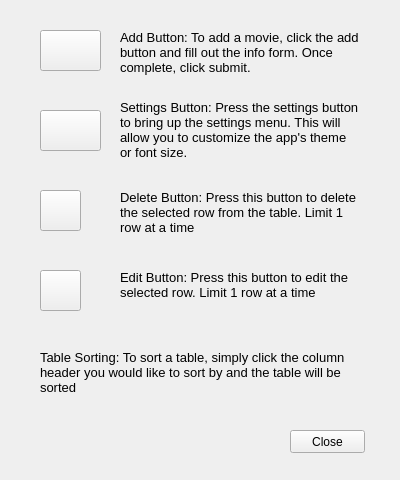
Above: UI Files/HelpWidget.ui from steinmns/Cinema-Stats before the change. Below: the same form after it.
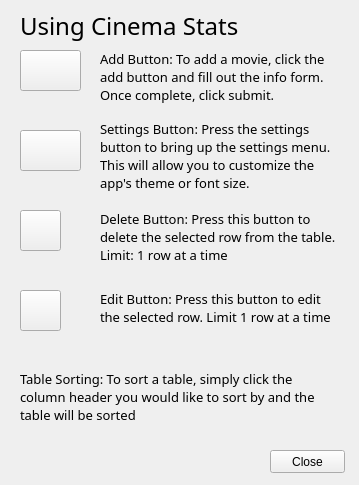
That is the form after the change.

```diff
--- a/UI Files/HelpWidget.ui
+++ b/UI Files/HelpWidget.ui
@@ -6,8 +6,8 @@
    <rect>
     <x>0</x>
     <y>0</y>
-    <width>400</width>
-    <height>480</height>
+    <width>359</width>
+    <height>485</height>
    </rect>
   </property>
   <property name="windowTitle">
@@ -19,8 +19,8 @@
    </property>
    <property name="geometry">
     <rect>
-     <x>40</x>
-     <y>30</y>
+     <x>20</x>
+     <y>50</y>
      <width>61</width>
      <height>41</height>
     </rect>
@@ -44,8 +44,8 @@
    </property>
    <property name="geometry">
     <rect>
-     <x>40</x>
-     <y>110</y>
+     <x>20</x>
+     <y>130</y>
      <width>61</width>
      <height>41</height>
     </rect>
@@ -69,8 +69,8 @@
    </property>
    <property name="geometry">
     <rect>
-     <x>40</x>
-     <y>190</y>
+     <x>20</x>
+     <y>210</y>
      <width>41</width>
      <height>41</height>
     </rect>
@@ -94,8 +94,8 @@
    </property>
    <property name="geometry">
     <rect>
-     <x>40</x>
-     <y>270</y>
+     <x>20</x>
+     <y>290</y>
      <width>41</width>
      <height>41</height>
     </rect>
@@ -116,14 +116,15 @@
   <widget class="QLabel" name="HelpAddButtonLabel">
    <property name="geometry">
     <rect>
-     <x>120</x>
-     <y>30</y>
+     <x>100</x>
+     <y>50</y>
      <width>241</width>
      <height>61</height>
     </rect>
    </property>
    <property name="font">
     <font>
+     <family>Montserrat</family>
      <pointsize>10</pointsize>
     </font>
    </property>
@@ -140,14 +141,15 @@
   <widget class="QLabel" name="HelpSettingsButtonLabel">
    <property name="geometry">
     <rect>
-     <x>120</x>
-     <y>100</y>
+     <x>100</x>
+     <y>120</y>
      <width>241</width>
-     <height>61</height>
+     <height>71</height>
     </rect>
    </property>
    <property name="font">
     <font>
+     <family>Montserrat</family>
      <pointsize>10</pointsize>
     </font>
    </property>
@@ -164,19 +166,20 @@
   <widget class="QLabel" name="HelpDeleteButtonLabel">
    <property name="geometry">
     <rect>
-     <x>120</x>
-     <y>190</y>
+     <x>100</x>
+     <y>210</y>
      <width>241</width>
      <height>61</height>
     </rect>
    </property>
    <property name="font">
     <font>
+     <family>Montserrat</family>
      <pointsize>10</pointsize>
     </font>
    </property>
    <property name="text">
-    <string>Delete Button: Press this button to delete the selected row from the table. Limit 1 row at a time</string>
+    <string>Delete Button: Press this button to delete the selected row from the table. Limit: 1 row at a time</string>
    </property>
    <property name="alignment">
     <set>Qt::AlignLeading|Qt::AlignLeft|Qt::AlignTop</set>
@@ -188,14 +191,15 @@
   <widget class="QLabel" name="HelpEditButtonLabel">
    <property name="geometry">
     <rect>
-     <x>120</x>
-     <y>270</y>
+     <x>100</x>
+     <y>290</y>
      <width>241</width>
      <height>61</height>
     </rect>
    </property>
    <property name="font">
     <font>
+     <family>Montserrat</family>
      <pointsize>10</pointsize>
     </font>
    </property>
@@ -212,8 +216,8 @@
   <widget class="QPushButton" name="CloseHelpButton">
    <property name="geometry">
     <rect>
-     <x>290</x>
-     <y>430</y>
+     <x>270</x>
+     <y>450</y>
      <width>75</width>
      <height>23</height>
     </rect>
@@ -225,14 +229,15 @@
   <widget class="QLabel" name="label">
    <property name="geometry">
     <rect>
-     <x>40</x>
-     <y>350</y>
+     <x>20</x>
+     <y>370</y>
      <width>311</width>
      <height>51</height>
     </rect>
    </property>
    <property name="font">
     <font>
+     <family>Montserrat</family>
      <pointsize>10</pointsize>
     </font>
    </property>
@@ -246,6 +251,27 @@
     <bool>true</bool>
    </property>
   </widget>
+  <widget class="QLabel" name="HelpTitleLabel">
+   <property name="geometry">
+    <rect>
+     <x>20</x>
+     <y>10</y>
+     <width>251</width>
+     <height>31</height>
+    </rect>
+   </property>
+   <property name="font">
+    <font>
+     <family>Rubik Black</family>
+     <pointsize>18</pointsize>
+     <weight>50</weight>
+     <bold>false</bold>
+    </font>
+   </property>
+   <property name="text">
+    <string>Using Cinema Stats</string>
+   </property>
+  </widget>
  </widget>
  <resources/>
  <connections/>
```
